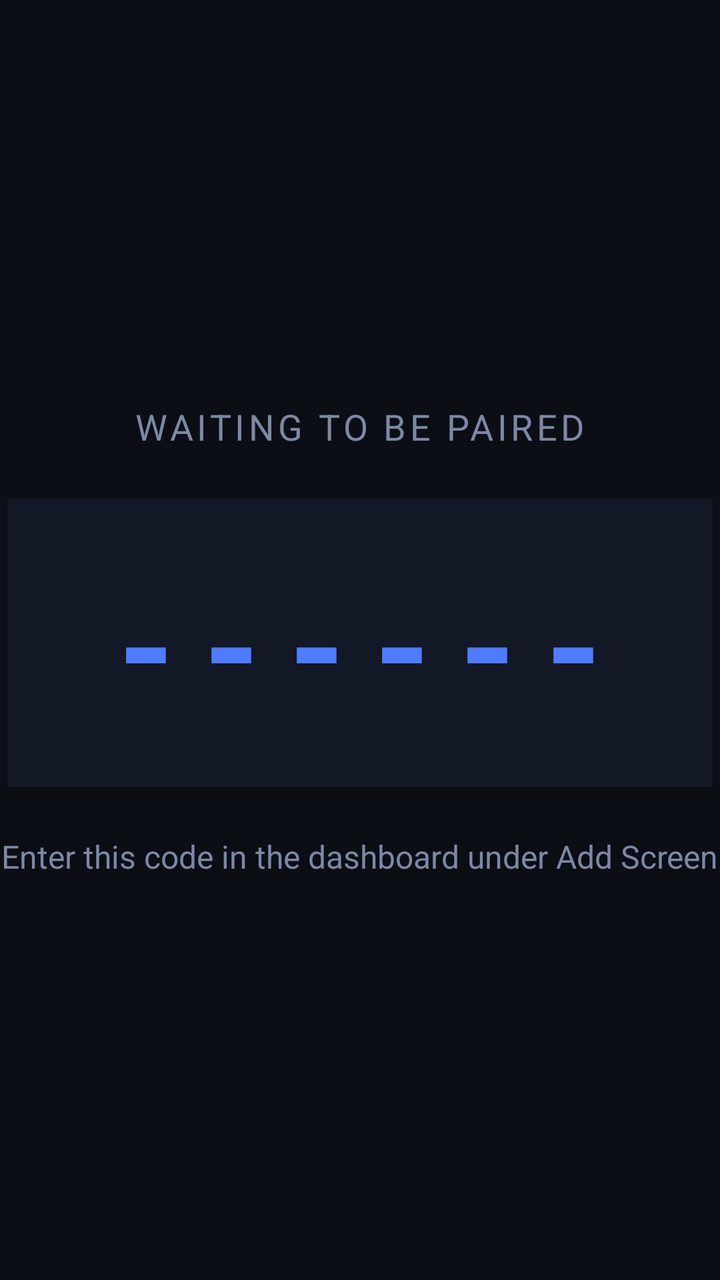
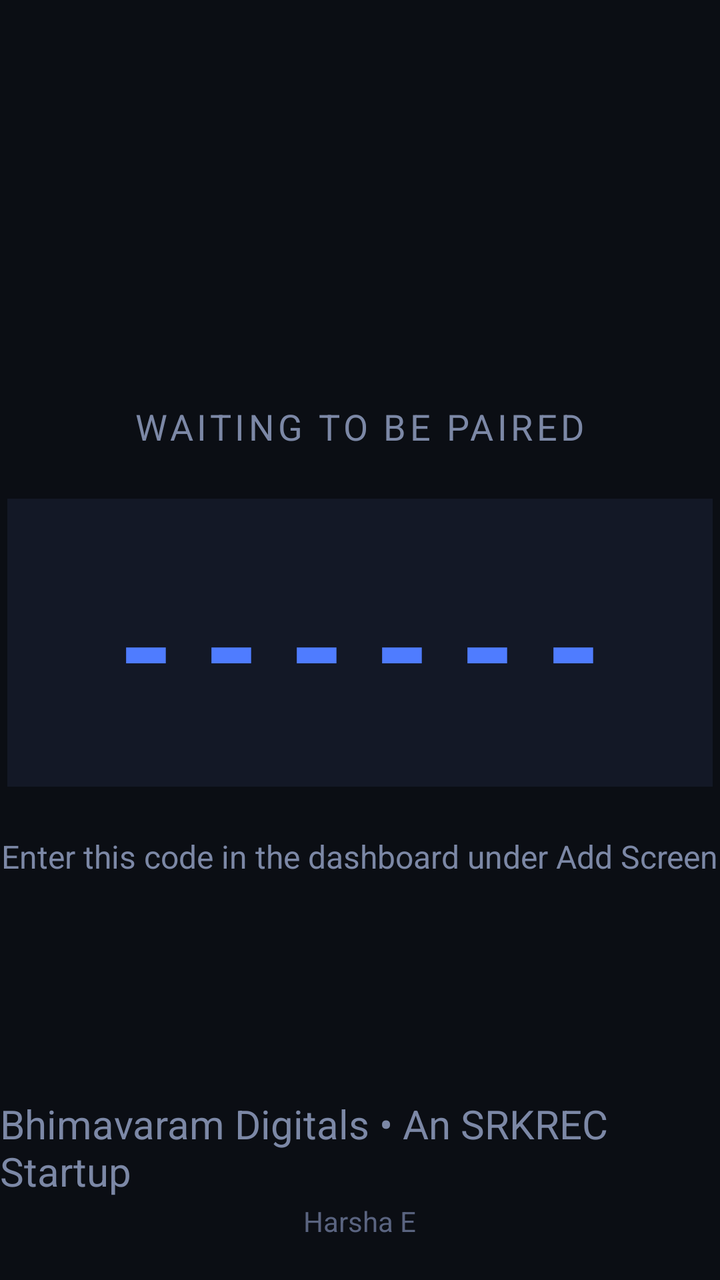

An Android layout rendered at two revisions. The XML below is the earlier revision; the diff shows what the commit changed to produce the second picture.
<!-- AndroidManifest.xml: application theme Theme.AppCompat.NoActionBar -->
<!-- res/layout/activity_main.xml -->
<?xml version="1.0" encoding="utf-8"?>
<FrameLayout xmlns:android="http://schemas.android.com/apk/res/android"
   xmlns:app="http://schemas.android.com/apk/res-auto"    
    android:layout_width="match_parent"
    android:layout_height="match_parent"
    android:background="#0B0E14">

    <LinearLayout
        android:id="@+id/pairingLayout"
        android:layout_width="match_parent"
        android:layout_height="match_parent"
        android:orientation="vertical"
        android:gravity="center"
        android:visibility="visible">

        <TextView
            android:layout_width="wrap_content"
            android:layout_height="wrap_content"
            android:text="WAITING TO BE PAIRED"
            android:textColor="#7C88A6"
            android:textSize="18sp"
            android:letterSpacing="0.1"
            android:layout_marginBottom="24dp" />

        <TextView
            android:id="@+id/pairingCodeText"
            android:layout_width="wrap_content"
            android:layout_height="wrap_content"
            android:text="------"
            android:textColor="#4F7CFF"
            android:textSize="72sp"
            android:textStyle="bold"
            android:letterSpacing="0.2"
            android:background="#131826"
            android:paddingHorizontal="48dp"
            android:paddingVertical="24dp" />

        <TextView
            android:layout_width="wrap_content"
            android:layout_height="wrap_content"
            android:layout_marginTop="24dp"
            android:text="Enter this code in the dashboard under Add Screen"
            android:textColor="#7C88A6"
            android:textSize="16sp" />
    </LinearLayout>

    <FrameLayout
        android:id="@+id/playerLayout"
        android:layout_width="match_parent"
        android:layout_height="match_parent"
        android:visibility="gone">

        <androidx.media3.ui.PlayerView
            android:id="@+id/videoView"
            android:layout_width="match_parent"
            android:layout_height="match_parent"
            android:visibility="gone"
            app:surface_type="texture_view"
            app:use_controller="false" />

        <ImageView
            android:id="@+id/imageView"
            android:layout_width="match_parent"
            android:layout_height="match_parent"
            android:scaleType="fitCenter"
            android:visibility="gone" />
        <WebView
            android:id="@+id/webView"
            android:layout_width="match_parent"
            android:layout_height="match_parent"
            android:visibility="gone" />

    </FrameLayout>

</FrameLayout>
<!-- resources referenced by this layout -->
<resources>

</resources>

<!-- the commit's change to res/layout/activity_main.xml (unified diff, before → after) -->
@@ -1,10 +1,11 @@
 <?xml version="1.0" encoding="utf-8"?>
 <FrameLayout xmlns:android="http://schemas.android.com/apk/res/android"
-   xmlns:app="http://schemas.android.com/apk/res-auto"    
+    xmlns:app="http://schemas.android.com/apk/res-auto"
     android:layout_width="match_parent"
     android:layout_height="match_parent"
     android:background="#0B0E14">
 
+    
     <LinearLayout
         android:id="@+id/pairingLayout"
         android:layout_width="match_parent"
@@ -42,33 +43,90 @@
             android:text="Enter this code in the dashboard under Add Screen"
             android:textColor="#7C88A6"
             android:textSize="16sp" />
+
     </LinearLayout>
 
+    
+    <LinearLayout
+        android:layout_width="match_parent"
+        android:layout_height="wrap_content"
+        android:layout_gravity="bottom|center_horizontal"
+        android:layout_marginBottom="20dp"
+        android:gravity="center"
+        android:orientation="vertical">
+
+        <TextView
+            android:layout_width="wrap_content"
+            android:layout_height="wrap_content"
+            android:text="Bhimavaram Digitals • An SRKREC Startup"
+            android:textColor="#7C88A6"
+            android:textSize="20sp" />
+
+        <TextView
+            android:layout_width="wrap_content"
+            android:layout_height="wrap_content"
+            android:layout_marginTop="2dp"
+            android:text="Harsha E"
+            android:textColor="#5A6480"
+            android:textSize="14sp" />
+
+    </LinearLayout>
+
+    
     <FrameLayout
         android:id="@+id/playerLayout"
         android:layout_width="match_parent"
         android:layout_height="match_parent"
         android:visibility="gone">
 
-        <androidx.media3.ui.PlayerView
-            android:id="@+id/videoView"
+        <LinearLayout
             android:layout_width="match_parent"
             android:layout_height="match_parent"
-            android:visibility="gone"
-            app:surface_type="texture_view"
-            app:use_controller="false" />
+            android:orientation="vertical">
 
-        <ImageView
-            android:id="@+id/imageView"
-            android:layout_width="match_parent"
-            android:layout_height="match_parent"
-            android:scaleType="fitCenter"
-            android:visibility="gone" />
-        <WebView
-            android:id="@+id/webView"
-            android:layout_width="match_parent"
-            android:layout_height="match_parent"
-            android:visibility="gone" />
+            <FrameLayout
+                android:id="@+id/topZone"
+                android:layout_width="match_parent"
+                android:layout_height="0dp">
+
+                <androidx.media3.ui.PlayerView
+                    android:id="@+id/videoView"
+                    android:layout_width="match_parent"
+                    android:layout_height="match_parent"
+                    android:visibility="gone"
+                    app:surface_type="texture_view"
+                    app:use_controller="false" />
+
+                <ImageView
+                    android:id="@+id/imageView"
+                    android:layout_width="match_parent"
+                    android:layout_height="match_parent"
+                    android:scaleType="fitCenter"
+                    android:visibility="gone" />
+
+                <WebView
+                    android:id="@+id/webView"
+                    android:layout_width="match_parent"
+                    android:layout_height="match_parent"
+                    android:visibility="gone" />
+
+            </FrameLayout>
+
+            <FrameLayout
+                android:id="@+id/bottomZone"
+                android:layout_width="match_parent"
+                android:layout_height="0dp"
+                android:visibility="gone"
+                android:background="#0B0E14">
+
+                <WebView
+                    android:id="@+id/bottomWebView"
+                    android:layout_width="match_parent"
+                    android:layout_height="match_parent" />
+
+            </FrameLayout>
+
+        </LinearLayout>
 
     </FrameLayout>
 
